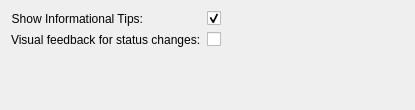
First picture: the form in kcms/workspaceoptions/mainpage.ui, repository Sonic-DE/sonic-desktop-interface, before the edit.
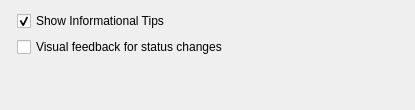
Second picture: the form after the edit.

Commit message: Checkboxes should have labels for the larger click area

The edit to the form file:
```diff
--- a/kcms/workspaceoptions/mainpage.ui
+++ b/kcms/workspaceoptions/mainpage.ui
@@ -14,20 +14,10 @@
    <property name="fieldGrowthPolicy">
     <enum>QFormLayout::ExpandingFieldsGrow</enum>
    </property>
-   <item row="0" column="0">
-    <widget class="QLabel" name="tooltipDelayLabel">
-     <property name="text">
-      <string>Show Informational Tips:</string>
-     </property>
-     <property name="alignment">
-      <set>Qt::AlignRight|Qt::AlignTrailing|Qt::AlignVCenter</set>
-     </property>
-    </widget>
-   </item>
    <item row="0" column="1">
     <widget class="QCheckBox" name="showToolTips">
      <property name="text">
-      <string/>
+      <string>Show Informational Tips</string>
      </property>
      <property name="checked">
       <bool>true</bool>
@@ -50,17 +40,7 @@
    <item row="1" column="1">
     <widget class="QCheckBox" name="showOsd">
      <property name="text">
-      <string/>
-     </property>
-    </widget>
-   </item>
-   <item row="1" column="0">
-    <widget class="QLabel" name="showOsdLabel">
-     <property name="toolTip">
-      <string>Show a popup for status changes such as brightness or volume.</string>
-     </property>
-     <property name="text">
-      <string>Visual feedback for status changes:</string>
+      <string>Visual feedback for status changes</string>
      </property>
     </widget>
    </item>
```
